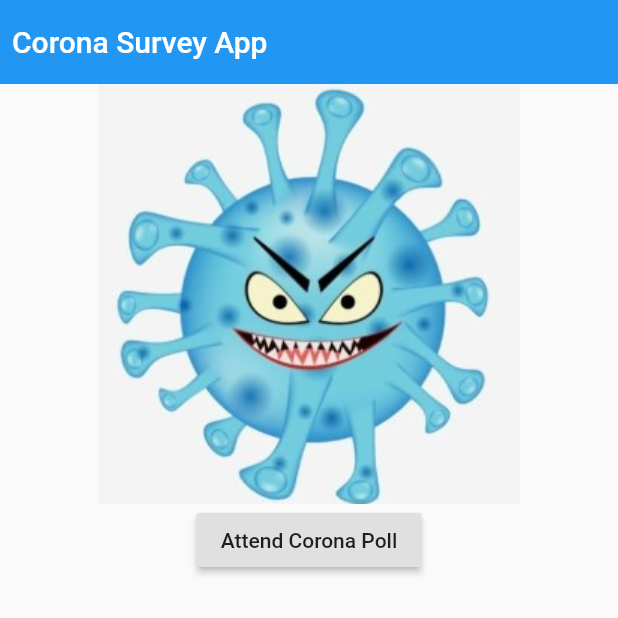
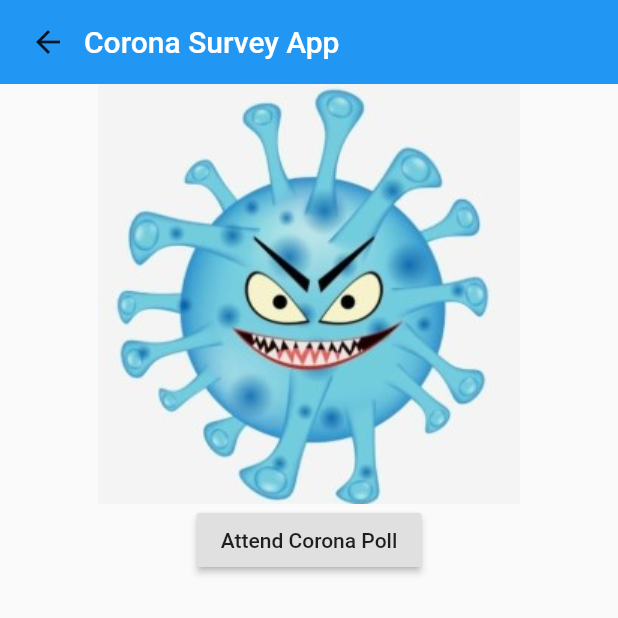
Before and after one commit to FatihSevbanUyanik/cs458-Project2, a Flutter app: the screen it shows after launch, on a phone screen of 412 x 824 dp, the top half of it. Run offline on Flutter 3.47's test engine with Material 2 defaults, Android fonts, the phone set to English and light mode, and no system bars.

Commit message:
User can go back to Home Page
- User can go back to Home Page from Survey page.

```diff
--- a/Flutter-app/survey_app/lib/custom_appbar.dart
+++ b/Flutter-app/survey_app/lib/custom_appbar.dart
@@ -19,6 +19,14 @@ class MyAppBar extends StatelessWidget {
       child: Row(
         // <Widget> is the type of items in the list.
         children: <Widget>[
+          IconButton(
+          icon: new Icon(Icons.arrow_back),
+          onPressed: () {
+            Navigator.pop(
+              context
+            );
+          },
+        ),
           // Expanded expands its child to fill the available space.
           Expanded(
             child: title,
```
